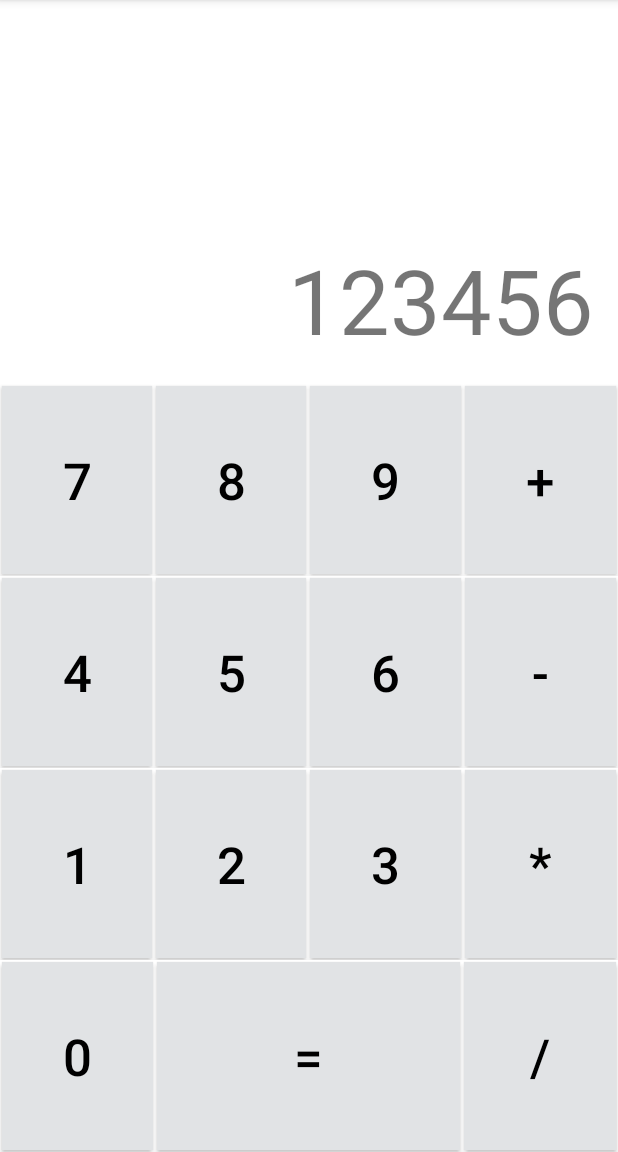
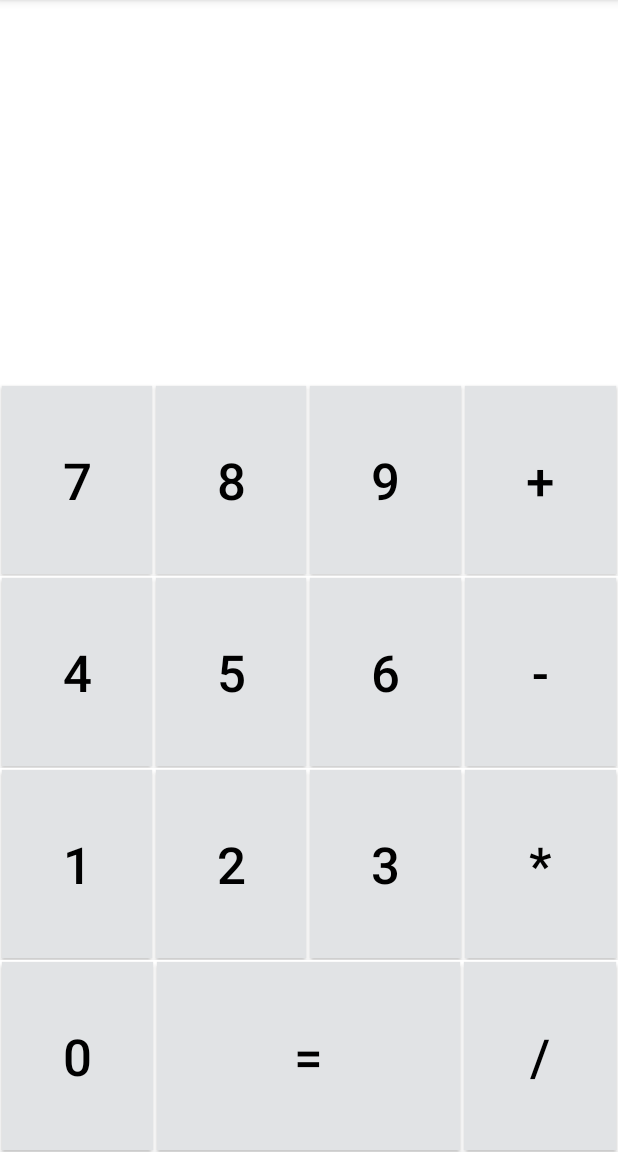
Before and after one commit to smarzic/Dante-Kalkulator, an Android app: the screen it shows after launch (MainActivity), on a phone screen of 412 x 824 dp, the part 84-1236 px from its top. Run offline under Robolectric (Android 15) with nearby library versions, the phone set to English and light mode, and no system bars.

Commit message:
Maknuta privremena vrijednost iz polja za rezultat...

```diff
--- a/app/src/main/res/layout/activity_main.xml
+++ b/app/src/main/res/layout/activity_main.xml
@@ -16,7 +16,6 @@
         android:ems="10"
         android:gravity="bottom|right"
         android:padding="16dp"
-        android:text="123456"
         android:textSize="60sp" />
 
     <LinearLayout
```
